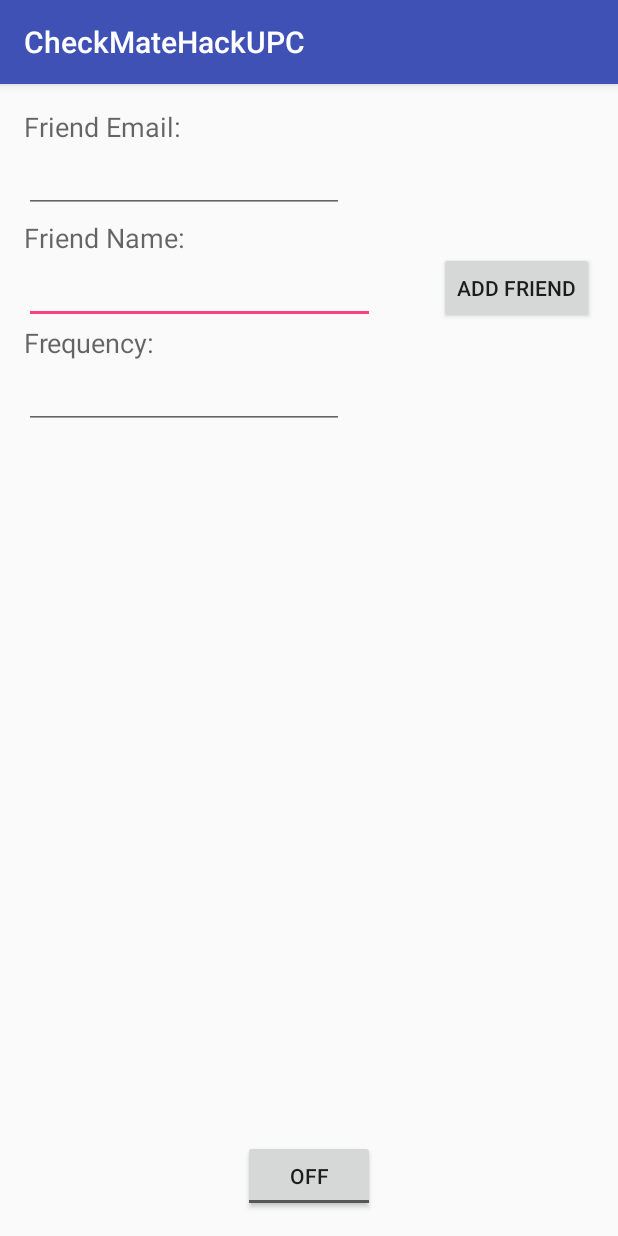
After one commit to Stuev/CheckMateHackUPC, an Android app: the Settings screen opened directly, with no data from a screen before it, on a phone screen of 412 x 824 dp. The commit adds this screen. Run offline under Robolectric (Android 15) with nearby library versions, the phone set to English and light mode, and no system bars.

Commit message:
settings

```diff
--- a/app/src/main/AndroidManifest.xml
+++ b/app/src/main/AndroidManifest.xml
@@ -17,7 +17,8 @@
         </activity>
         <activity android:name=".Login" />
         <activity android:name=".Signup" />
-        <activity android:name=".Home"></activity>
+        <activity android:name=".Home" />
+        <activity android:name=".Settings"></activity>
     </application>
 
 </manifest>
--- /dev/null
+++ b/app/src/main/java/edu/gatech/checkmate/checkmatehackupc/Settings.java
@@ -0,0 +1,13 @@
+package edu.gatech.checkmate.checkmatehackupc;
+
+import android.support.v7.app.AppCompatActivity;
+import android.os.Bundle;
+
+public class Settings extends AppCompatActivity {
+
+    @Override
+    protected void onCreate(Bundle savedInstanceState) {
+        super.onCreate(savedInstanceState);
+        setContentView(R.layout.activity_settings);
+    }
+}
--- a/app/src/main/java/edu/gatech/checkmate/checkmatehackupc/signup.java
+++ b/app/src/main/java/edu/gatech/checkmate/checkmatehackupc/signup.java
@@ -1,7 +1,9 @@
 package edu.gatech.checkmate.checkmatehackupc;
 
+import android.content.Intent;
 import android.support.v7.app.AppCompatActivity;
 import android.os.Bundle;
+import android.view.View;
 
 public class Signup extends AppCompatActivity {
 
@@ -10,4 +12,10 @@ public class Signup extends AppCompatActivity {
         super.onCreate(savedInstanceState);
         setContentView(R.layout.activity_signup);
     }
+
+
+    public void onSignupPressed(View v) {
+        Intent intent = new Intent(this, Signup.class);
+        startActivity(intent);
+    }
 }
--- a/app/src/main/res/layout/activity_home.xml
+++ b/app/src/main/res/layout/activity_home.xml
@@ -16,4 +16,20 @@
         android:id="@+id/settingsButton"
         android:layout_alignParentTop="true"
         android:layout_alignParentEnd="true" />
+
+    <Button
+        android:layout_width="wrap_content"
+        android:layout_height="wrap_content"
+        android:text="OK"
+        android:id="@+id/okButton"
+        android:layout_centerVertical="true"
+        android:layout_centerHorizontal="true" />
+
+    <Button
+        android:layout_width="wrap_content"
+        android:layout_height="wrap_content"
+        android:text="NOT OK"
+        android:id="@+id/notOkButton"
+        android:layout_alignParentBottom="true"
+        android:layout_centerHorizontal="true" />
 </RelativeLayout>
--- /dev/null
+++ b/app/src/main/res/layout/activity_settings.xml
@@ -0,0 +1,83 @@
+<?xml version="1.0" encoding="utf-8"?>
+<RelativeLayout xmlns:android="http://schemas.android.com/apk/res/android"
+    xmlns:tools="http://schemas.android.com/tools"
+    android:layout_width="match_parent"
+    android:layout_height="match_parent"
+    android:paddingBottom="@dimen/activity_vertical_margin"
+    android:paddingLeft="@dimen/activity_horizontal_margin"
+    android:paddingRight="@dimen/activity_horizontal_margin"
+    android:paddingTop="@dimen/activity_vertical_margin"
+    tools:context="edu.gatech.checkmate.checkmatehackupc.Settings">
+
+    <ToggleButton
+        android:layout_width="wrap_content"
+        android:layout_height="wrap_content"
+        android:text="Disable"
+        android:id="@+id/disableButton"
+        android:checked="false"
+        android:layout_alignParentBottom="true"
+        android:layout_centerHorizontal="true" />
+
+    <Button
+        android:layout_width="wrap_content"
+        android:layout_height="wrap_content"
+        android:text="Add Friend"
+        android:id="@+id/addFriendButton"
+        android:layout_marginTop="96dp"
+        android:layout_alignParentTop="true"
+        android:layout_alignParentEnd="true" />
+
+    <EditText
+        android:layout_width="wrap_content"
+        android:layout_height="wrap_content"
+        android:id="@+id/newFriendName"
+        android:layout_alignBottom="@+id/addFriendButton"
+        android:layout_alignEnd="@+id/disableButton"
+        android:layout_alignParentStart="true" />
+
+    <TextView
+        android:layout_width="wrap_content"
+        android:layout_height="wrap_content"
+        android:textAppearance="?android:attr/textAppearanceMedium"
+        android:text="Friend Name:"
+        android:id="@+id/friendName"
+        android:layout_above="@+id/newFriendName"
+        android:layout_alignParentStart="true" />
+
+    <TextView
+        android:layout_width="wrap_content"
+        android:layout_height="wrap_content"
+        android:textAppearance="?android:attr/textAppearanceMedium"
+        android:text="Friend Email:"
+        android:id="@+id/friendEmail"
+        android:layout_alignParentTop="true"
+        android:layout_alignParentStart="true" />
+
+    <EditText
+        android:layout_width="wrap_content"
+        android:layout_height="wrap_content"
+        android:inputType="textEmailAddress"
+        android:ems="10"
+        android:id="@+id/newFriendEmail"
+        android:layout_below="@+id/friendEmail"
+        android:layout_alignParentStart="true" />
+
+    <TextView
+        android:layout_width="wrap_content"
+        android:layout_height="wrap_content"
+        android:textAppearance="?android:attr/textAppearanceMedium"
+        android:text="Frequency:"
+        android:id="@+id/frequency"
+        android:layout_below="@+id/newFriendName"
+        android:layout_alignParentStart="true" />
+
+    <EditText
+        android:layout_width="wrap_content"
+        android:layout_height="wrap_content"
+        android:inputType="number"
+        android:ems="10"
+        android:id="@+id/frequencyInput"
+        android:layout_below="@+id/frequency"
+        android:layout_alignParentStart="true" />
+
+</RelativeLayout>
```
